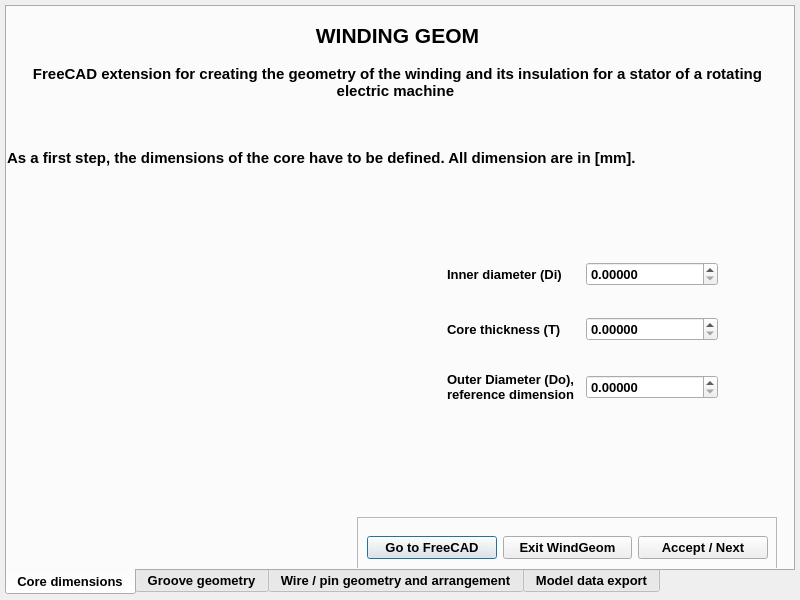
Before: the Qt Designer form WG/MainDialog.ui in vlagyivosztok/FCMacro, drawn with Qt 5.
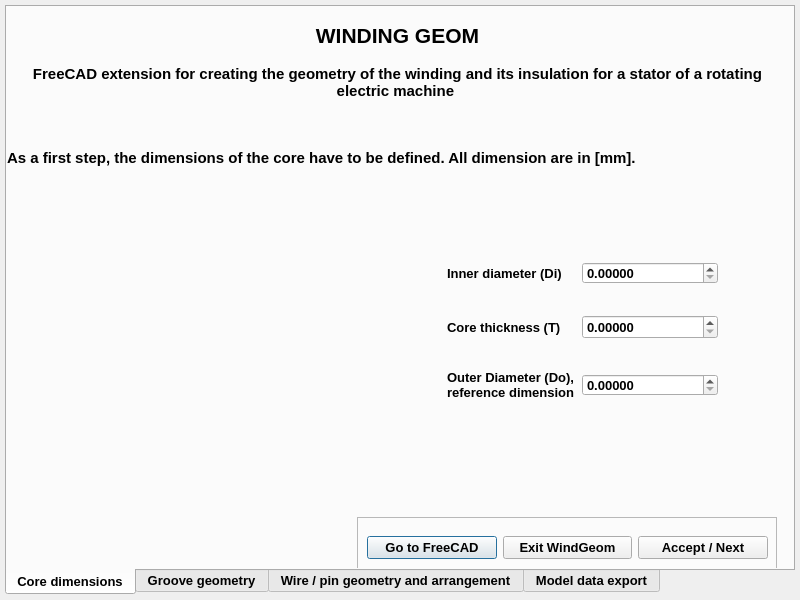
After: the same form once the commit is applied. Icons and pictures are not drawn.

What changed in the file:
```diff
--- a/WG/MainDialog.ui
+++ b/WG/MainDialog.ui
@@ -231,6 +231,9 @@
         <property name="text">
          <string>Inner diameter (Di)</string>
         </property>
+        <property name="textFormat">
+         <enum>Qt::PlainText</enum>
+        </property>
        </widget>
       </item>
       <item row="1" column="0">
@@ -255,6 +258,18 @@
       </item>
       <item row="0" column="1">
        <widget class="QDoubleSpinBox" name="Sp_1_Di">
+        <property name="minimumSize">
+         <size>
+          <width>136</width>
+          <height>22</height>
+         </size>
+        </property>
+        <property name="maximumSize">
+         <size>
+          <width>136</width>
+          <height>22</height>
+         </size>
+        </property>
         <property name="decimals">
          <number>5</number>
         </property>
@@ -284,6 +299,18 @@
         <property name="enabled">
          <bool>true</bool>
         </property>
+        <property name="minimumSize">
+         <size>
+          <width>136</width>
+          <height>22</height>
+         </size>
+        </property>
+        <property name="maximumSize">
+         <size>
+          <width>136</width>
+          <height>22</height>
+         </size>
+        </property>
         <property name="decimals">
          <number>5</number>
         </property>
```
Left out of the diff: 2 changed lines with no effect on the pictures.
